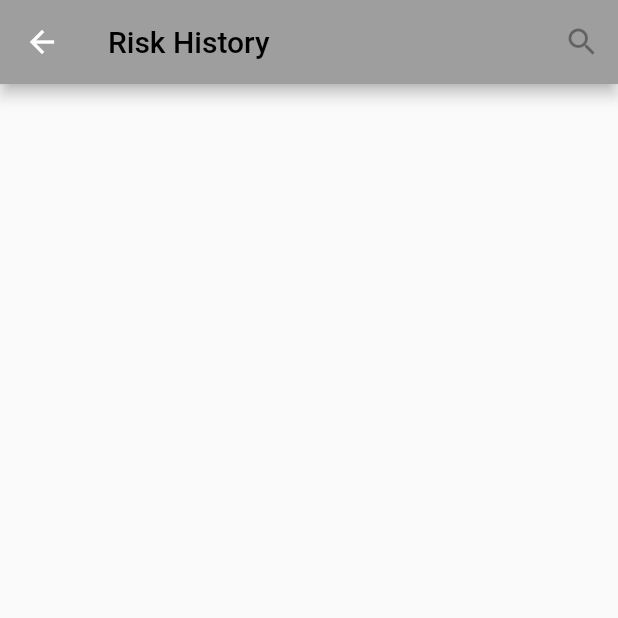
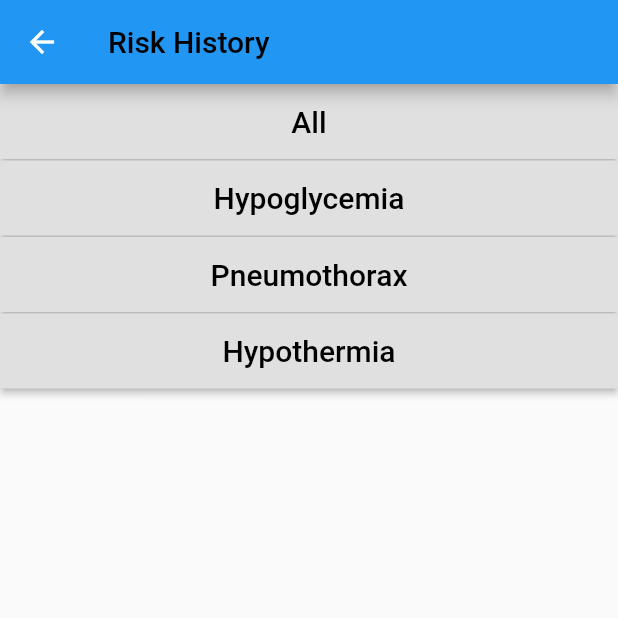
Before and after one commit to katelynwang/Flutter_App, a Flutter app: the screen it shows after launch, after a tap on "Risk History", on a phone screen of 412 x 824 dp, the top half of it. Run offline on Flutter 3.47's test engine with Material 2 defaults, Android fonts, the phone set to English and light mode, and no system bars.

Commit message:
add risk history navigator and new menu

```diff
--- a/lib/ActivityMonitor.dart
+++ b/lib/ActivityMonitor.dart
@@ -10,7 +10,6 @@ class ActivityMonitor extends StatelessWidget{
   Widget build(BuildContext context) {
     return new Scaffold(
       appBar: new AppBar(
-        backgroundColor: Colors.grey,
         title: new Text('Activity Monitor'),
         actions: <Widget>[
           new Container(
--- /dev/null
+++ b/lib/RiskHistory.dart
@@ -0,0 +1,104 @@
+import 'package:flutter/material.dart';
+
+import 'RiskHistory_All.dart';
+import 'RiskHistory_Hypoglycemia.dart';
+import 'RiskHistory_Pneumothorax.dart';
+import 'RiskHistory_Hypothermia.dart';
+
+//void main() => runApp(
+//  new MaterialApp(
+//    title: 'Risk History Page',
+//    home: new RiskHistory(),
+//    routes: <String, WidgetBuilder>{
+//      '/RiskHistory/All': (BuildContext context) => new RiskHistory_All(),
+//      '/RiskHistory/Hypoglycemia': (BuildContext context) => new RiskHistory_Hypoglycemia(),
+//      '/RiskHistory/Pneumothorax': (BuildContext context) => new RiskHistory_Pneumothorax(),
+//      '/RiskHistory/Hypothermia': (BuildContext context) => new RiskHistory_Hypothermia(),
+//    },
+//  )
+//);
+
+class RiskHistory extends StatelessWidget{
+  @override
+  Widget build(BuildContext context){
+    return new Scaffold(
+      appBar: new AppBar(
+        title: new Text("Risk History", style: new TextStyle(color: Colors.black), textAlign: TextAlign.left),
+      ),
+
+      body: new Container(
+        child: new Center(
+          child: new Column(
+            crossAxisAlignment: CrossAxisAlignment.stretch,
+            children: <Widget>[
+              new Container(
+                margin: new EdgeInsets.only(bottom: 1.0),
+                height: 50.0,
+                child: new RaisedButton(
+                  child: new Text("All", style: new TextStyle(color: Colors.black, fontSize: 20.0)),
+//                  onPressed: (){Navigator.of(context).pushNamed("/RiskHistory/All");}
+                  onPressed: () {
+                    Navigator.push(
+                        context,
+                        new MaterialPageRoute(
+                            builder: (_) => new RiskHistory_All(),
+                        )
+                    );
+                  }
+                )
+              ),
+              new Container(
+                margin: new EdgeInsets.only(bottom: 1.0),
+                height: 50.0,
+                child: new RaisedButton(
+                  child: new Text("Hypoglycemia", style: new TextStyle(color: Colors.black, fontSize: 20.0)),
+//                    onPressed: (){Navigator.of(context).pushNamed("/RiskHistory/Hypoglycemia");}
+                    onPressed: () {
+                      Navigator.push(
+                          context,
+                          new MaterialPageRoute(
+                            builder: (_) => new RiskHistory_Hypoglycemia(),
+                          )
+                      );
+                    }
+                )
+              ),
+              new Container(
+                margin: new EdgeInsets.only(bottom: 1.0),
+                height: 50.0,
+                child: new RaisedButton(
+                  child: new Text("Pneumothorax", style: new TextStyle(color: Colors.black, fontSize: 20.0)),
+//                  onPressed: (){Navigator.of(context).pushNamed("/RiskHistory/Pneumothorax");}
+                  onPressed: () {
+                    Navigator.push(
+                      context,
+                      new MaterialPageRoute(
+                        builder: (_) => new RiskHistory_Pneumothorax(),
+                      )
+                    );
+                  }
+                )
+              ),
+              new Container(
+                margin: new EdgeInsets.only(bottom: 1.0),
+                height: 50.0,
+                child: new RaisedButton(
+                  child: new Text("Hypothermia", style: new TextStyle(color: Colors.black, fontSize: 20.0)),
+//                  onPressed: (){Navigator.of(context).pushNamed("/RiskHistory/Hypothermia");}
+                  onPressed: () {
+                    Navigator.push(
+                      context,
+                      new MaterialPageRoute(
+                        builder: (_) => new RiskHistory_Hypothermia(),
+                      )
+                    );
+                  }
+                )
+              ),
+            ],
+          ),
+        )
+      ),
+    );
+  }
+}
--- a/lib/main.dart
+++ b/lib/main.dart
@@ -1,7 +1,8 @@
 import 'package:flutter/material.dart';
 
-import 'risk_monitor.dart';
+import 'RiskMonitor.dart';
 import 'ActivityMonitor.dart';
+import 'RiskHistory.dart';
 
 void main() {
   runApp(
@@ -28,7 +29,6 @@ class MenuPage extends StatelessWidget {
     // Scaffold is a layout for the major Material Design widgets.
     return new Scaffold(
       appBar: new AppBar(
-          backgroundColor: Colors.grey,
         leading: new IconButton(
           icon: new Icon(Icons.menu),
           tooltip: 'Navigation menu',
@@ -54,7 +54,7 @@ class MenuPage extends StatelessWidget {
                 margin: new EdgeInsets.only(bottom: 1.0),
                 height: 50.0,
                 child: new RaisedButton(
-                          color: Colors.grey[200],
+//                  child: new Icon(Icons.note),
                   child: new Text("Current State", style: new TextStyle(color: Colors.black, fontSize: 20.0)),
                   onPressed: (){Navigator.of(context).pushNamed("/CurrentStatePage");}
                 )
@@ -63,7 +63,6 @@ class MenuPage extends StatelessWidget {
                 margin: new EdgeInsets.only(bottom: 1.0),
                 height: 50.0,
                 child: new RaisedButton(
-                      color: Colors.grey[200],
                   child: new Text("Risk Monitor", style: new TextStyle(color: Colors.black, fontSize: 20.0)),
                   onPressed: (){Navigator.of(context).pushNamed("/RiskMonitor");},
                 ),
@@ -72,7 +71,6 @@ class MenuPage extends StatelessWidget {
                 margin: new EdgeInsets.only(bottom: 1.0),
                 height: 50.0,
                 child: new RaisedButton(
-                        color: Colors.grey[200],
                   child: new Text("Activity Monitor", style: new TextStyle(color: Colors.black, fontSize: 20.0)),
                   onPressed: (){Navigator.of(context).pushNamed("/ActivityMonitor");}
                 ),
@@ -81,16 +79,15 @@ class MenuPage extends StatelessWidget {
                 margin: new EdgeInsets.only(bottom: 1.0),
                 height: 50.0,
                 child: new RaisedButton(
-                        color: Colors.grey[200],
                   child: new Text("Risk History", style: new TextStyle(color: Colors.black, fontSize: 20.0)),
                   onPressed: (){Navigator.of(context).pushNamed("/RiskHistory");}
+//                  onPressed: riskHistoryMenu
                 ),
               ),
               new Container(
                 margin: new EdgeInsets.only(bottom: 1.0),
                 height: 50.0,
                 child: new RaisedButton(
-                        color: Colors.grey[200],
                   child: new Text("Lab Work", style: new TextStyle(color: Colors.black, fontSize: 20.0)),
                   onPressed: (){Navigator.of(context).pushNamed("/LabWork");}
                 ),
@@ -99,7 +96,6 @@ class MenuPage extends StatelessWidget {
                 margin: new EdgeInsets.only(bottom: 1.0),
                 height: 50.0,
                 child: new RaisedButton(
-                        color: Colors.grey[200],
                   child: new Text("PSSAT Form", style: new TextStyle(color: Colors.black, fontSize: 20.0)),
                   onPressed: (){Navigator.of(context).pushNamed("/PSSATForm");}
                 ),
@@ -117,7 +113,6 @@ class CurrentStatePage extends StatelessWidget{
   Widget build(BuildContext context){
     return new Scaffold(
       appBar: new AppBar(
-        backgroundColor: Colors.grey,
         title: new Text('Current Status', textAlign: TextAlign.left, style: new TextStyle(color: Colors.black)),
         actions: <Widget>[
           new IconButton(
@@ -167,31 +162,29 @@ class CurrentStatePage extends StatelessWidget{
 //  }
 //}
 
-class RiskHistory extends StatelessWidget{
-  @override
-  Widget build(BuildContext context){
-    return new Scaffold(
-      appBar: new AppBar(
-        backgroundColor: Colors.grey,
-        title: new Text("Risk History", textAlign: TextAlign.left, style: new TextStyle(color: Colors.black)),
-        actions: <Widget>[
-          new IconButton(
-            icon: new Icon(Icons.search),
-            tooltip: 'Search',
-            onPressed: null,
-          ),
-        ],
-      ),
-    );
-  }
-}
+//class RiskHistory extends StatelessWidget{
+//  @override
+//  Widget build(BuildContext context){
+//    return new Scaffold(
+//      appBar: new AppBar(
+//        title: new Text("Risk History", textAlign: TextAlign.left, style: new TextStyle(color: Colors.black)),
+//        actions: <Widget>[
+//          new IconButton(
+//            icon: new Icon(Icons.search),
+//            tooltip: 'Search',
+//            onPressed: null,
+//          ),
+//        ],
+//      ),
+//    );
+//  }
+//}
 
 class LabWork extends StatelessWidget{
   @override
   Widget build(BuildContext context){
     return new Scaffold(
       appBar: new AppBar(
-        backgroundColor: Colors.grey,
         title: new Text("Lab Work", textAlign: TextAlign.left, style: new TextStyle(color: Colors.black)),
         actions: <Widget>[
           new IconButton(
@@ -210,7 +203,6 @@ class PSSATForm extends StatelessWidget{
   Widget build(BuildContext context){
     return new Scaffold(
       appBar: new AppBar(
-        backgroundColor: Colors.grey,
         title: new Text("PSSAT Form", textAlign: TextAlign.left, style: new TextStyle(color: Colors.black)),
         actions: <Widget>[
           new IconButton(
```
Also changed, not shown: lib/CustomizeCarePlan.dart (+18 -0 lines), lib/risk_monitor.dart (deleted, +0 -118 lines). Lines whose indentation alone changed are shown as unchanged.
